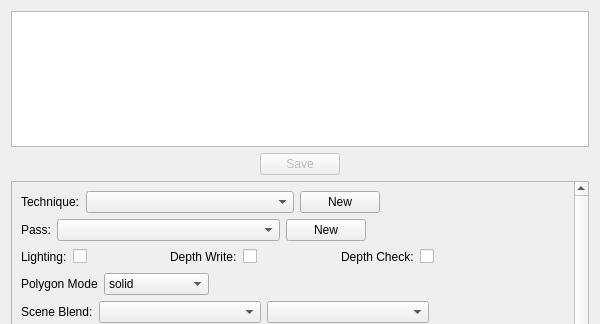
Above: ui_files/materialeditor.ui from fernandotonon/QtMeshEditor before the change; both pictures show x 0 to 600 and y 0 to 324 of the 600 by 500 pixel window. Below: the same form after it.
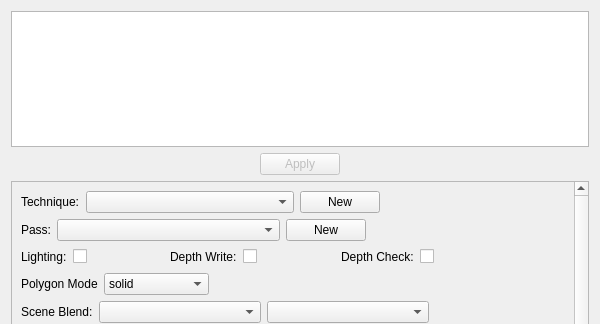
That is the form after the change.

Patch:
```diff
--- a/ui_files/materialeditor.ui
+++ b/ui_files/materialeditor.ui
@@ -62,7 +62,7 @@
         <bool>false</bool>
        </property>
        <property name="text">
-        <string>Save</string>
+        <string>Apply</string>
        </property>
       </widget>
      </item>
```
Left out of the diff: 4 changed lines with no effect on the pictures.
